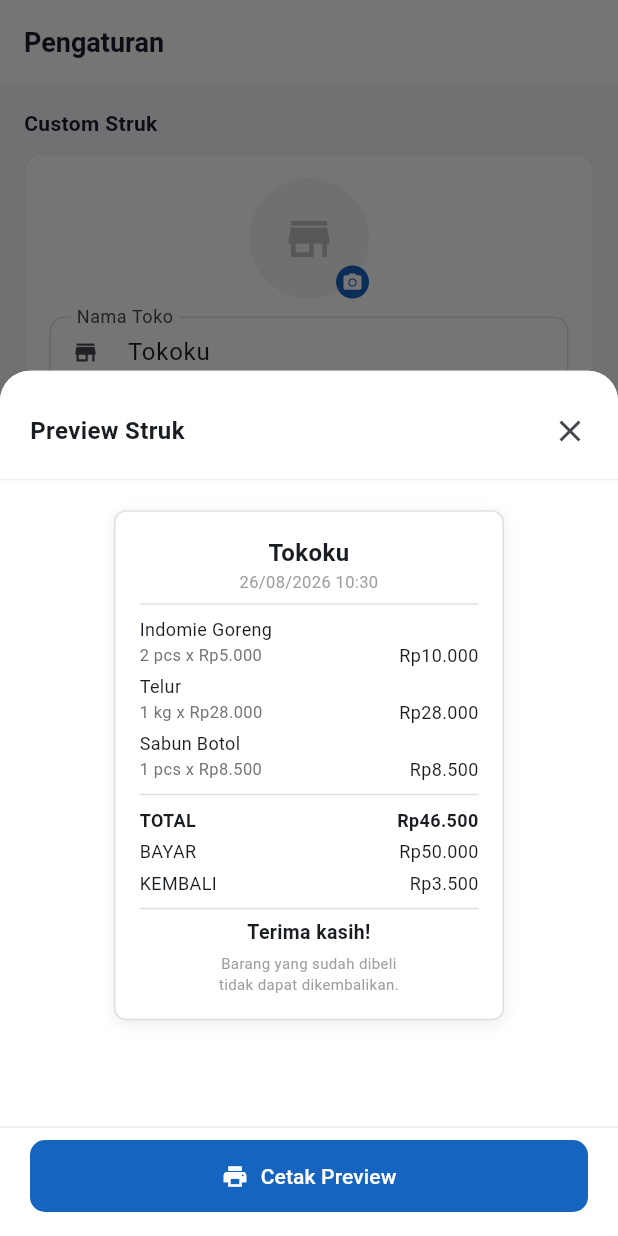
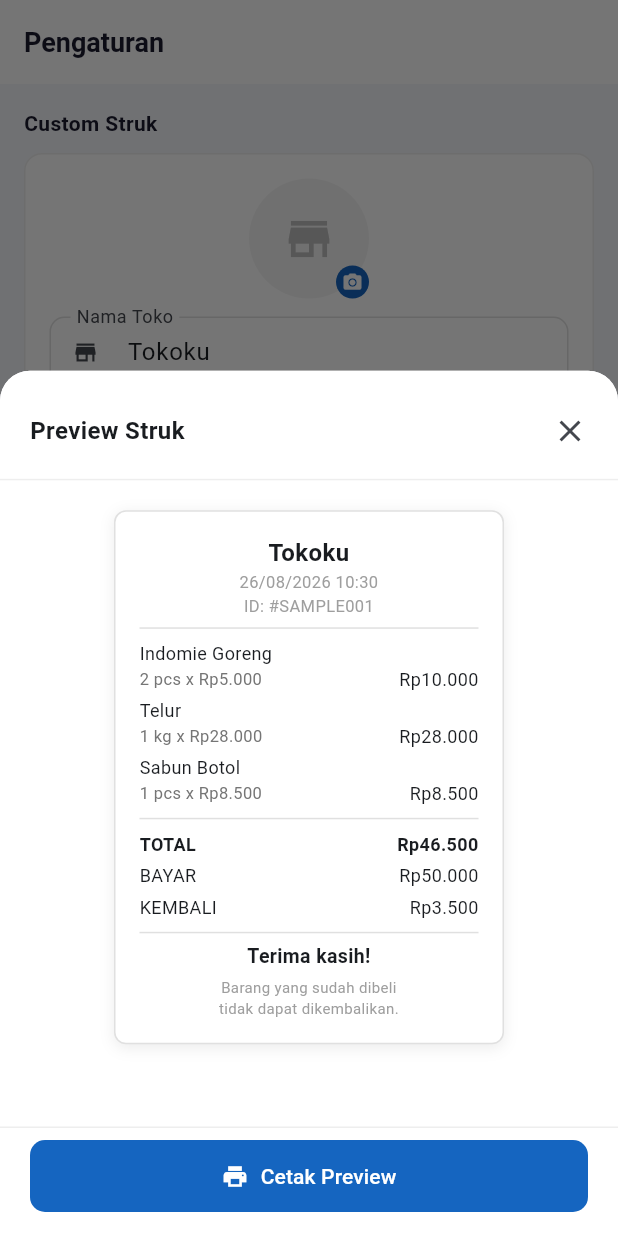
Before and after one commit to rzkyypnduu/pos-toko, a Flutter app: the screen it shows after launch, item 5 of the bottom bar chosen, after a tap on "Preview Struk", on a phone screen of 412 x 824 dp. Run offline on Flutter 3.47's test engine with Material 3 defaults, Android fonts, the phone set to English and light mode, and no system bars; our stand-ins replace fl_chart, image_picker; missing offline and left inert: flutter_classic_bluetooth, mobile_scanner.

Commit message:
feat: tambah ID transaksi di preview struk pengaturan

```diff
--- a/lib/screens/pengaturan_screen.dart
+++ b/lib/screens/pengaturan_screen.dart
@@ -655,6 +655,12 @@ class _PengaturanBodyState extends State<_PengaturanBody> {
                                 fontSize: 11, color: Colors.grey.shade500),
                             textAlign: TextAlign.center,
                           ),
+                          Text(
+                            'ID: #SAMPLE001',
+                            style: TextStyle(
+                                fontSize: 11, color: Colors.grey.shade500),
+                            textAlign: TextAlign.center,
+                          ),
                           Padding(
                             padding: const EdgeInsets.symmetric(vertical: 6),
                             child: Divider(
```
